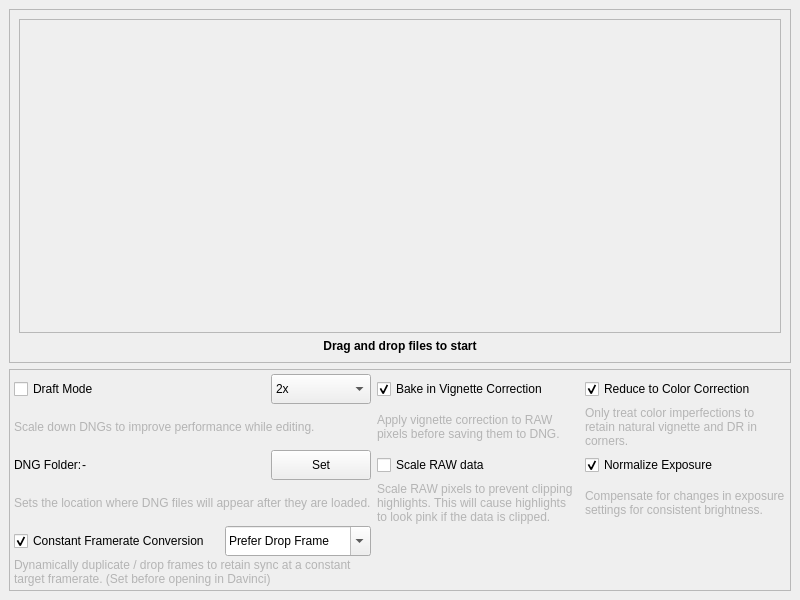
The window that ui/mainwindow.ui (LeonardSander/motioncam-fs) describes before a commit, drawn with Qt 5.
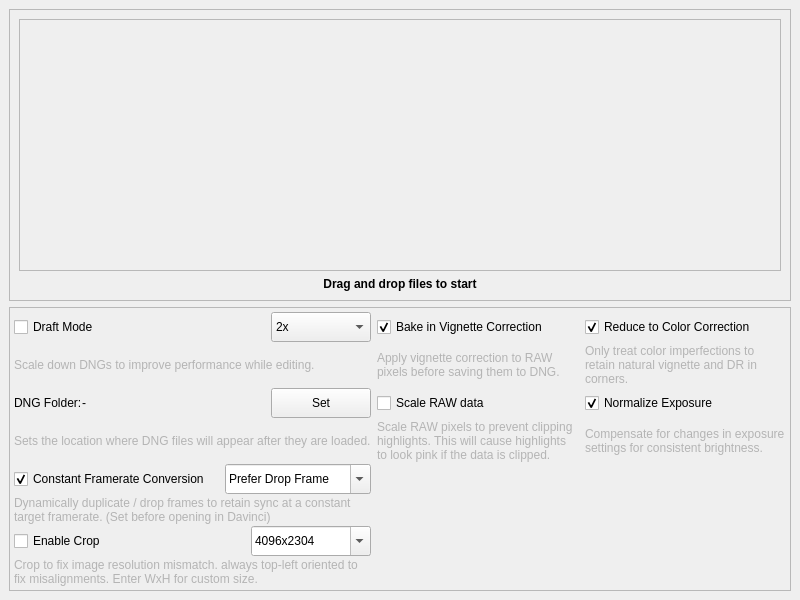
The same window after the commit.

Commit message: WIP top left oriented crop menu. vignette correction alignment to be tested

Diff of the .ui file:
```diff
--- a/ui/mainwindow.ui
+++ b/ui/mainwindow.ui
@@ -292,6 +292,61 @@
          </item>
         </layout>
        </item>
+       <item row="6" column="0">
+        <layout class="QHBoxLayout" name="cropLayout">
+         <item>
+          <widget class="QCheckBox" name="cropEnableCheckBox">
+           <property name="sizePolicy">
+            <sizepolicy hsizetype="Minimum" vsizetype="Fixed">
+             <horstretch>1</horstretch>
+             <verstretch>0</verstretch>
+            </sizepolicy>
+           </property>
+           <property name="text">
+            <string>Enable Crop</string>
+           </property>
+          </widget>
+         </item>
+         <item>
+          <widget class="QComboBox" name="cropTargetComboBox">
+           <property name="minimumSize">
+            <size>
+             <width>120</width>
+             <height>30</height>
+            </size>
+           </property>
+           <property name="editable">
+            <bool>true</bool>
+           </property>
+           <item>
+            <property name="text">
+             <string>4096x2304</string>
+            </property>
+           </item>
+           <item>
+            <property name="text">
+             <string>4096x2560</string>
+            </property>
+           </item>
+           <item>
+            <property name="text">
+             <string>4080x2296</string>
+            </property>
+           </item>
+           <item>
+            <property name="text">
+             <string>4000x2256</string>
+            </property>
+           </item>           
+           <item>
+            <property name="text">
+             <string>4000x3000</string>
+            </property>
+           </item>           
+          </widget>
+         </item>
+        </layout>
+       </item>
        <item row="1" column="1">
         <widget class="QLabel" name="vignetteCorrectionLabel">
          <property name="text">
@@ -354,6 +409,19 @@
          </property>
         </widget>
        </item>
+       <item row="7" column="0">
+        <widget class="QLabel" name="cropInfoLabel">
+         <property name="text">
+          <string>&lt;html&gt;&lt;head/&gt;&lt;body&gt;&lt;p&gt;&lt;span style=&quot; color:#b4b4b4;&quot;&gt;Crop to fix image resolution mismatch. always top-left oriented to fix misalignments. Enter WxH for custom size.&lt;/span&gt;&lt;/p&gt;&lt;/body&gt;&lt;/html&gt;</string>
+         </property>
+         <property name="scaledContents">
+          <bool>false</bool>
+         </property>
+         <property name="wordWrap">
+          <bool>true</bool>
+         </property>
+        </widget>
+       </item>
        <item row="1" column="0">
         <widget class="QLabel" name="label">
          <property name="text">
```
The commit also changes 13 other files.
